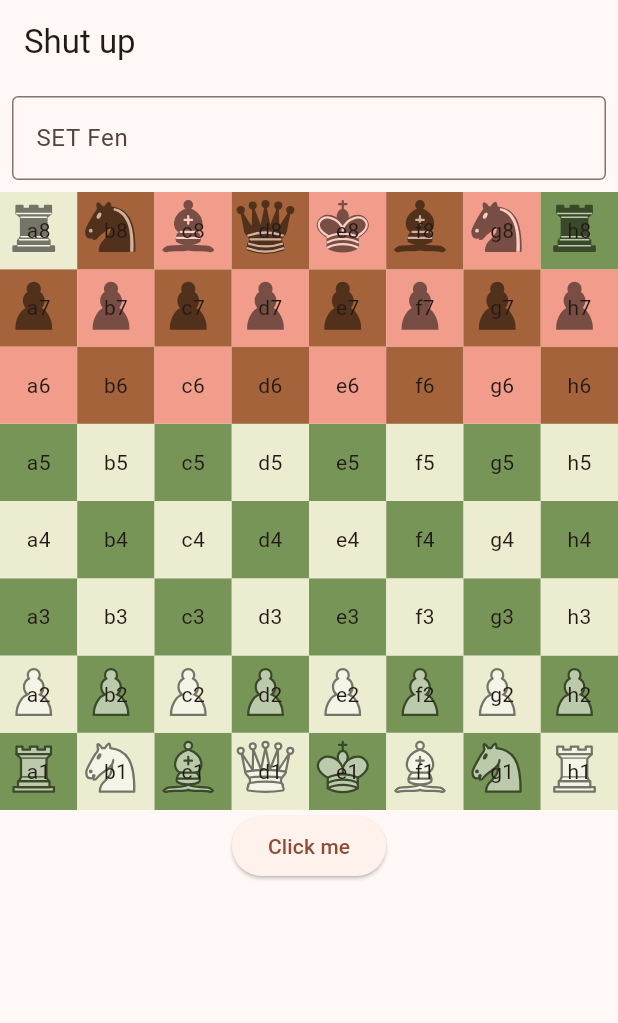
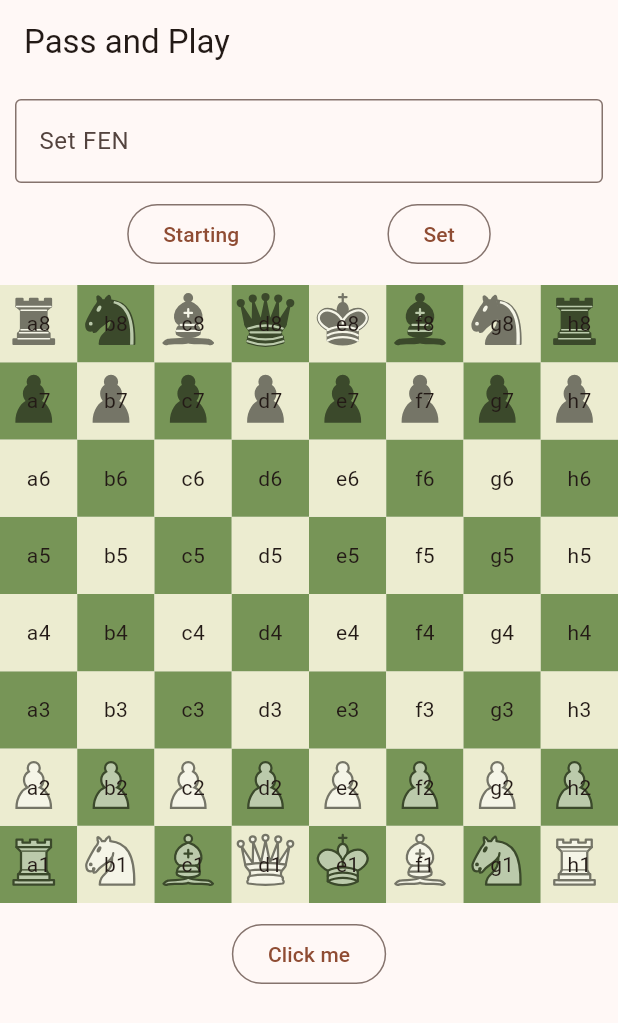
Before and after one commit to kazimdraiyan/chess_new, a Flutter app: the screen it shows after launch, on a phone screen of 412 x 824 dp. Shown: the top 1023 px of the screen. Run offline on Flutter 3.47's test engine with Material 3 defaults, Android fonts, the light colour scheme and no system bars; our stand-ins replace flutter_svg.

Commit message:
decomposed Board into 3 separate widgets

```diff
--- a/lib/models/board_analyzer.dart
+++ b/lib/models/board_analyzer.dart
@@ -1,3 +1,4 @@
+import 'package:chess_new/models/move.dart';
 import 'package:chess_new/models/piece.dart';
 import 'package:chess_new/models/piece_placement.dart';
 import 'package:chess_new/models/square.dart';
@@ -25,12 +26,10 @@ class BoardAnalyzer {
 
     final filteredMoves = this.filteredMoves(square);
 
-    print(filteredMoves);
-
     final result = <Square>[];
     for (final filteredMove in filteredMoves) {
       final testingBoardAnalyzer = BoardAnalyzer(
-        _piecePlacement.movePiece(square, filteredMove),
+        _piecePlacement.movePiece(Move(square, filteredMove)),
       );
       final selfKingSquare = testingBoardAnalyzer._piecePlacement.kingSquare(
         piece.isWhite,
--- /dev/null
+++ b/lib/models/move.dart
@@ -0,0 +1,9 @@
+import 'package:chess_new/models/square.dart';
+
+class Move {
+  final Square from;
+  final Square to;
+  final bool causesCheck;
+
+  const Move(this.from, this.to, {this.causesCheck = false});
+}
--- a/lib/pages/pass_and_play_page.dart
+++ b/lib/pages/pass_and_play_page.dart
@@ -1,4 +1,4 @@
-import 'package:chess_new/widgets/board.dart';
+import 'package:chess_new/widgets/game_widget.dart';
 import 'package:flutter/material.dart';
 
 class PassAndPlayPage extends StatelessWidget {
@@ -7,8 +7,8 @@ class PassAndPlayPage extends StatelessWidget {
   @override
   Widget build(BuildContext context) {
     return Scaffold(
-      appBar: AppBar(title: Text('Shut up')),
-      body: Board(),
+      appBar: AppBar(title: Text('Pass and Play')),
+      body: GameWidget(),
       resizeToAvoidBottomInset: false,
     );
   }
--- a/lib/widgets/board.dart
+++ /dev/null
@@ -1,171 +0,0 @@
-import 'package:chess_new/constants.dart';
-import 'package:chess_new/models/board_manager.dart';
-import 'package:chess_new/models/piece_placement.dart';
-import 'package:chess_new/models/square.dart';
-import 'package:chess_new/utils.dart';
-import 'package:flutter/material.dart';
-import 'package:flutter_svg/flutter_svg.dart';
-
-class Board extends StatefulWidget {
-  final String? fen;
-
-  const Board({this.fen, super.key});
-
-  @override
-  State<Board> createState() => _BoardState();
-}
-
-class _BoardState extends State<Board> {
-  final boardManager = BoardManager();
-
-  var isWhiteToMove = true;
-  var isWhitePerspective = true;
-  Square? selectedSquare;
-
-  var highlightedSquares = <Square>[];
-
-  void onTapSquare(Square tappedSquare) {
-    // final tappedPiece = boardManager.currentPiecePlacement.pieceAt(
-    //   tappedSquare,
-    // );
-
-    if (selectedSquare == null) {
-      if (isSelfPiece(tappedSquare)) {
-        // Selects after verifying tapped square has a piece of the color to move
-        setState(() {
-          selectSquare(tappedSquare);
-        });
-      }
-    } else {
-      setState(() {
-        if (tappedSquare == selectedSquare) {
-          unselectSquare();
-        } else if (isSelfPiece(tappedSquare)) {
-          // Self pieces never get highligted
-          selectSquare(tappedSquare);
-        } else if (highlightedSquares.contains(tappedSquare)) {
-          // If there are highlighted squares, a square must be in the selected state. So selectedSquare will not be null.
-          boardManager.movePiece(selectedSquare!, tappedSquare);
-          isWhitePerspective = !isWhitePerspective;
-          unselectSquare();
-        } else {
-          // Not highligted non-self squares
-          unselectSquare();
-        }
-      });
-    }
-  }
-
-  void selectSquare(Square square) {
-    selectedSquare = square;
-    highlightedSquares = boardManager.legalMoves(square);
-  }
-
-  void unselectSquare() {
-    setState(() {
-      selectedSquare = null;
-      highlightedSquares = [];
-    });
-  }
-
-  bool isSelfPiece(Square square) {
-    final piece = boardManager.currentPiecePlacement.pieceAt(square);
-    return piece != null && piece.isWhite == isWhitePerspective;
-  }
-
-  @override
-  Widget build(BuildContext context) {
-    return Column(
-      children: [
-        Padding(
-          padding: const EdgeInsets.all(8.0),
-          child: TextField(
-            decoration: InputDecoration(
-              hintText: "SET Fen",
-              border: OutlineInputBorder(),
-            ),
-
-            onSubmitted: (value) {
-              setState(() {
-                boardManager.currentPiecePlacement =
-                    PiecePlacement.fromFenPosition(value);
-              });
-            },
-          ),
-        ),
-        GridView.builder(
-          gridDelegate: SliverGridDelegateWithFixedCrossAxisCount(
-            crossAxisCount: 8,
-          ),
-          physics: NeverScrollableScrollPhysics(),
-          reverse: true,
-          shrinkWrap: true,
-          itemCount: 64,
-          itemBuilder: (context, i) {
-            final id = isWhitePerspective ? i : 63 - i;
-            final square = Square.fromId(id);
-            final piece = boardManager.currentPiecePlacement.pieceAt(square);
-
-            return GestureDetector(
-              onTap: () => onTapSquare(square),
-              child: Container(
-                color:
-                    square.isDark
-                        ? Color(Constants.darkSquareColor)
-                        : Color(Constants.lightSquareColor),
-                child: Container(
-                  // TODO: Remove this testing Container
-                  color:
-                      boardManager
-                              .attackedSquares(isWhitePerspective)
-                              .contains(square)
-                          ? Color(0x55FF0000)
-                          : null,
-                  child: Center(
-                    child: Stack(
-                      children: [
-                        if (piece != null)
-                          Opacity(
-                            opacity: 0.5,
-                            child: SvgPicture.asset(
-                              Utils.iconSrcOf(
-                                piece.pieceType,
-                                isWhite: piece.isWhite,
-                              ),
-                            ),
-                          ),
-                        if (highlightedSquares.contains(square))
-                          Center(
-                            child: Container(
-                              decoration: BoxDecoration(
-                                shape: BoxShape.circle,
-                                color: Color.fromARGB(
-                                  100,
-                                  50,
-                                  50,
-                                  50,
-                                ), // TODO: Take this into Constants
-                              ),
-                              width: 18,
-                              height: 18,
-                            ),
-                          ),
-                        Center(child: Text(square.algebraicNotation)),
-                      ],
-                    ),
-                  ),
-                ),
-              ),
-            );
-          },
-        ),
-        ElevatedButton(
-          onPressed: () {
-            // Testing
-          },
-          child: Text('Click me'),
-        ),
-      ],
-    );
-  }
-}
--- /dev/null
+++ b/lib/widgets/board_widget.dart
@@ -0,0 +1,66 @@
+import 'package:chess_new/models/board_manager.dart';
+import 'package:chess_new/models/move.dart';
+import 'package:chess_new/models/square.dart';
+import 'package:chess_new/widgets/square_widget.dart';
+import 'package:flutter/material.dart';
+
+class BoardWidget extends StatelessWidget {
+  final bool isWhitePerspective;
+  final BoardManager boardManager;
+  final Square? selectedSquare;
+  final List<Square> dottedSquares;
+  final Move? lastMove;
+  final void Function(Square) onTapSquare;
+
+  const BoardWidget({
+    super.key,
+    required this.isWhitePerspective,
+    required this.boardManager,
+    required this.selectedSquare,
+    required this.dottedSquares,
+    required this.lastMove,
+    required this.onTapSquare,
+  });
+
+  @override
+  Widget build(BuildContext context) {
+    return GridView.builder(
+      gridDelegate: SliverGridDelegateWithFixedCrossAxisCount(
+        crossAxisCount: 8,
+      ),
+      physics: NeverScrollableScrollPhysics(),
+      reverse: true,
+      shrinkWrap: true,
+      itemCount: 64,
+      itemBuilder: (context, i) {
+        final id = isWhitePerspective ? i : 63 - i;
+        final square = Square.fromId(id);
+        final piece = boardManager.currentPiecePlacement.pieceAt(square);
+
+        final isAttacked = boardManager
+            .attackedSquares(isWhitePerspective)
+            .contains(square);
+        final isSelected = square == selectedSquare;
+        final doesBelongToLastMove =
+            square == lastMove?.from || square == lastMove?.to;
+
+        final Color? highlightColor;
+        if (isSelected || doesBelongToLastMove) {
+          highlightColor = Color(0x88fff35f);
+        } else if (isAttacked) {
+          highlightColor = null; // Color(0x44AA0000);
+        } else {
+          highlightColor = null;
+        }
+
+        return SquareWidget(
+          square,
+          piece: piece,
+          highlightColor: highlightColor,
+          isDotted: dottedSquares.contains(square),
+          onTapSquare: onTapSquare,
+        );
+      },
+    );
+  }
+}
--- /dev/null
+++ b/lib/widgets/game_widget.dart
@@ -0,0 +1,144 @@
+import 'package:chess_new/models/board_manager.dart';
+import 'package:chess_new/models/move.dart';
+import 'package:chess_new/models/piece_placement.dart';
+import 'package:chess_new/models/square.dart';
+import 'package:chess_new/widgets/board_widget.dart';
+import 'package:flutter/material.dart';
+
+class GameWidget extends StatefulWidget {
+  const GameWidget({super.key});
+
+  @override
+  State<GameWidget> createState() => _GameWidgetState();
+}
+
+class _GameWidgetState extends State<GameWidget> {
+  final textEditingController = TextEditingController();
+
+  var boardManager = BoardManager();
+  Move? lastMove;
+
+  var isWhiteToMove = true;
+  var isWhitePerspective = true;
+  Square? selectedSquare;
+
+  var dottedSquares = <Square>[];
+
+  void onTapSquare(Square tappedSquare) {
+    if (selectedSquare == null) {
+      if (isSelfPiece(tappedSquare)) {
+        // Selects after verifying tapped square has a piece of the color to move
+        setState(() {
+          selectSquare(tappedSquare);
+        });
+      }
+    } else {
+      setState(() {
+        if (tappedSquare == selectedSquare) {
+          unselectSquare();
+        } else if (isSelfPiece(tappedSquare)) {
+          // Self pieces never get highligted
+          selectSquare(tappedSquare);
+        } else if (dottedSquares.contains(tappedSquare)) {
+          // If there are highlighted squares, a square must be in the selected state. So selectedSquare will not be null.
+          boardManager.movePiece(Move(selectedSquare!, tappedSquare));
+          lastMove = boardManager.lastMove;
+          isWhitePerspective = !isWhitePerspective;
+          unselectSquare();
+        } else {
+          // Not highligted non-self squares
+          unselectSquare();
+        }
+      });
+    }
+  }
+
+  void selectSquare(Square square) {
+    selectedSquare = square;
+    dottedSquares = boardManager.legalMoves(square);
+  }
+
+  void unselectSquare() {
+    setState(() {
+      selectedSquare = null;
+      dottedSquares = [];
+    });
+  }
+
+  bool isSelfPiece(Square square) {
+    final piece = boardManager.currentPiecePlacement.pieceAt(square);
+    return piece != null && piece.isWhite == isWhitePerspective;
+  }
+
+  void resetToStartingPosition() {
+    setState(() {
+      boardManager = BoardManager();
+      lastMove = null;
+      isWhiteToMove = true;
+      isWhitePerspective = true;
+      selectedSquare = null;
+      dottedSquares = [];
+    });
+  }
+
+  void setFen() {
+    resetToStartingPosition();
+    if (textEditingController.text.isNotEmpty) {
+      setState(() {
+        boardManager =
+            BoardManager()
+              ..currentPiecePlacement = PiecePlacement.fromFenPosition(
+                textEditingController.text,
+              );
+      });
+    }
+  }
+
+  @override
+  Widget build(BuildContext context) {
+    return Column(
+      children: [
+        Padding(
+          padding: const EdgeInsets.all(10),
+          child: TextField(
+            controller: textEditingController,
+            decoration: InputDecoration(
+              hintText: "Set FEN",
+              border: OutlineInputBorder(),
+            ),
+          ),
+        ),
+        Padding(
+          padding: const EdgeInsets.fromLTRB(10, 0, 10, 10),
+          child: Row(
+            mainAxisAlignment: MainAxisAlignment.spaceEvenly,
+            children: [
+              OutlinedButton(
+                onPressed: resetToStartingPosition,
+                child: Text('Starting'),
+              ),
+              OutlinedButton(onPressed: setFen, child: Text('Set')),
+            ],
+          ),
+        ),
+        BoardWidget(
+          isWhitePerspective: isWhitePerspective,
+          boardManager: boardManager,
+          selectedSquare: selectedSquare,
+          lastMove: lastMove,
+          dottedSquares: dottedSquares,
+          onTapSquare: onTapSquare,
+        ),
+        Padding(
+          padding: const EdgeInsets.all(10),
+          child: OutlinedButton(
+            onPressed: () {
+              // Testing
+            },
+            child: Text('Click me'),
+          ),
+        ),
+      ],
+    );
+  }
+}
--- /dev/null
+++ b/lib/widgets/square_widget.dart
@@ -0,0 +1,72 @@
+import 'package:chess_new/constants.dart';
+import 'package:chess_new/models/piece.dart';
+import 'package:chess_new/models/square.dart';
+import 'package:chess_new/utils.dart';
+import 'package:flutter/material.dart';
+import 'package:flutter_svg/svg.dart';
+
+class SquareWidget extends StatelessWidget {
+  final Square square;
+  final Piece? piece;
+  final Color? highlightColor;
+  final bool isDotted;
+  final void Function(Square square) onTapSquare;
+
+  const SquareWidget(
+    this.square, {
+    this.piece,
+    this.highlightColor,
+    this.isDotted = false,
+    required this.onTapSquare,
+    super.key,
+  });
+
+  @override
+  Widget build(BuildContext context) {
+    return GestureDetector(
+      onTap: () => onTapSquare(square),
+      child: Container(
+        color:
+            square.isDark
+                ? Color(Constants.darkSquareColor)
+                : Color(Constants.lightSquareColor),
+        child: Container(
+          color: highlightColor,
+          child: Center(
+            child: Stack(
+              children: [
+                if (piece != null)
+                  Opacity(
+                    opacity: 0.5,
+                    child: SvgPicture.asset(
+                      Utils.iconSrcOf(
+                        piece!.pieceType,
+                        isWhite: piece!.isWhite,
+                      ), // TODO: Why ! needed?
+                    ),
+                  ),
+                if (isDotted)
+                  Center(
+                    child: Container(
+                      decoration: BoxDecoration(
+                        shape: BoxShape.circle,
+                        color: Color.fromARGB(
+                          100,
+                          50,
+                          50,
+                          50,
+                        ), // TODO: Take this into Constants
+                      ),
+                      width: 18,
+                      height: 18,
+                    ),
+                  ),
+                Center(child: Text(square.algebraicNotation)),
+              ],
+            ),
+          ),
+        ),
+      ),
+    );
+  }
+}
```
Also changed, not shown: lib/models/board_manager.dart (+16 -5 lines), lib/models/piece_placement.dart (+5 -4 lines).
